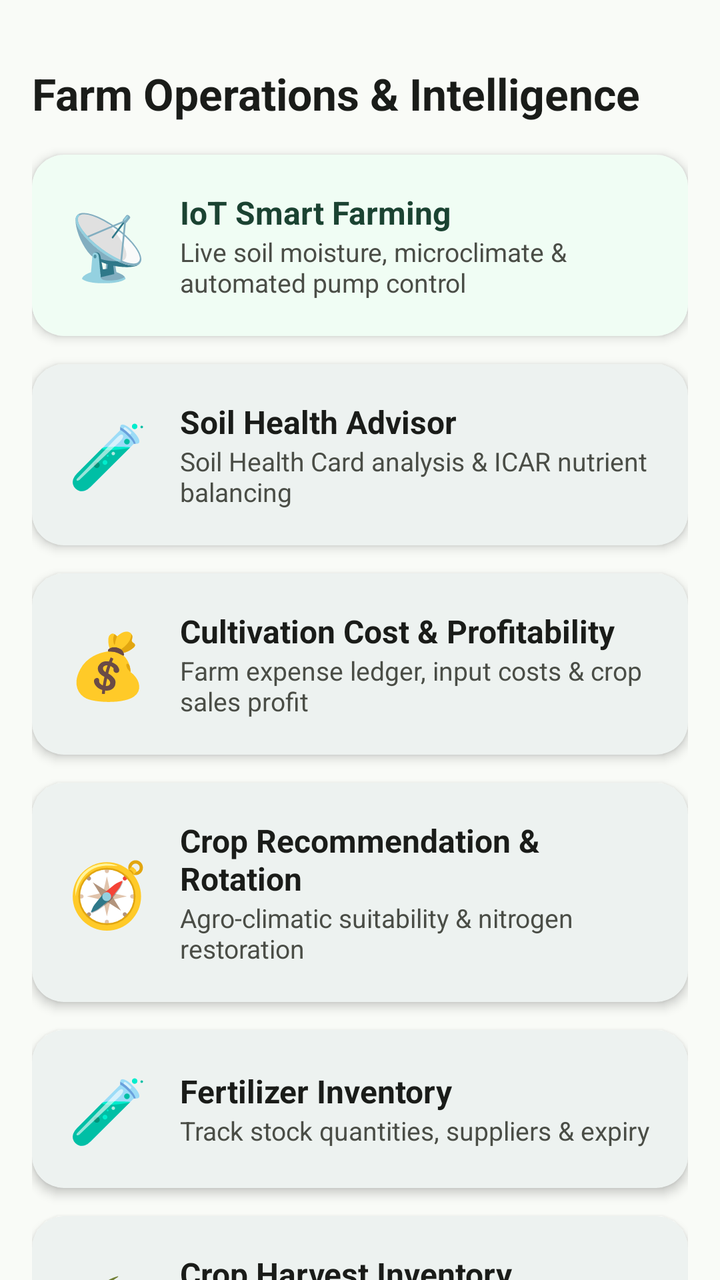
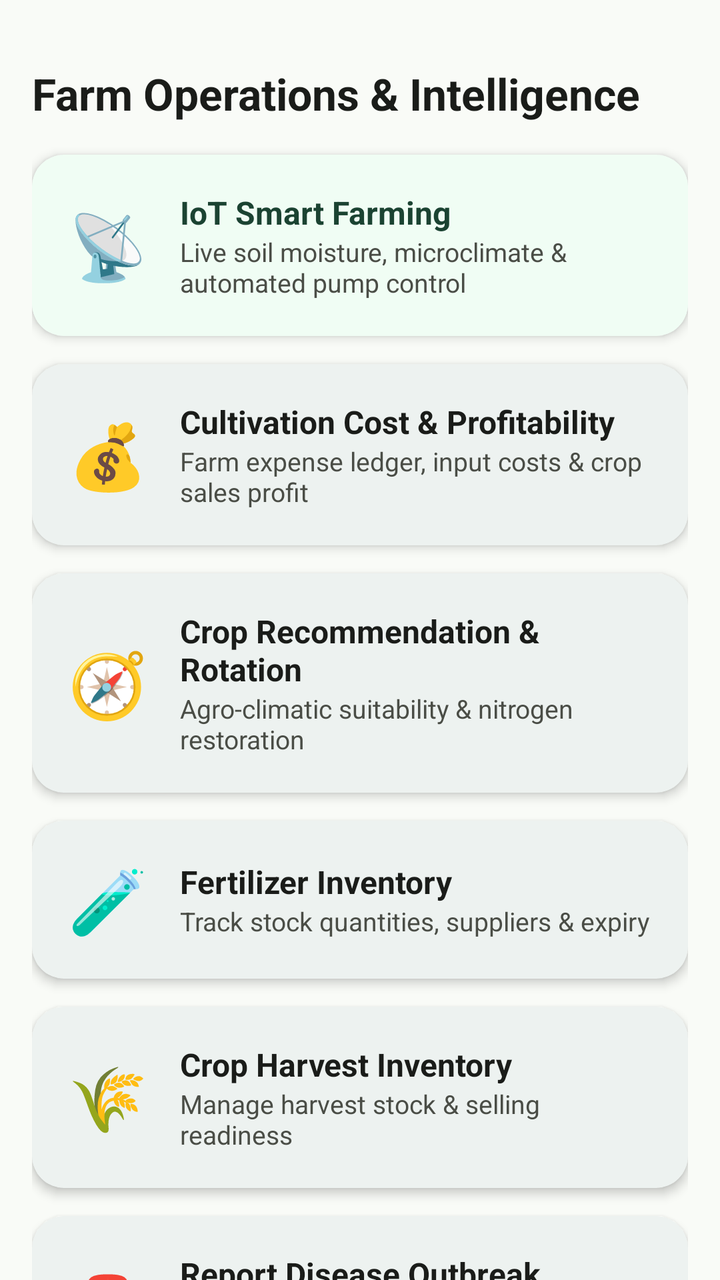

An Android layout rendered at two revisions. The XML below is the earlier revision; the diff shows what the commit changed to produce the second picture.
<!-- AndroidManifest.xml: application theme Theme.AgroSmart -->
<!-- res/layout/fragment_services.xml -->
<?xml version="1.0" encoding="utf-8"?>
<androidx.core.widget.NestedScrollView xmlns:android="http://schemas.android.com/apk/res/android"
    xmlns:app="http://schemas.android.com/apk/res-auto"
    android:layout_width="match_parent"
    android:layout_height="match_parent"
    android:background="@color/bg_warm_cream">

    <LinearLayout
        android:layout_width="match_parent"
        android:layout_height="wrap_content"
        android:orientation="vertical"
        android:padding="16dp"
        android:paddingBottom="32dp">

        <TextView
            android:layout_width="wrap_content"
            android:layout_height="wrap_content"
            android:layout_marginTop="16dp"
            android:layout_marginBottom="16dp"
            android:text="Farm Operations &amp; Intelligence"
            android:textColor="@color/text_primary"
            android:textSize="22sp"
            android:textStyle="bold" />

        
        <com.google.android.material.card.MaterialCardView
            android:id="@+id/cardIotService"
            style="@style/Widget.AgroSmart.Card"
            android:layout_width="match_parent"
            android:layout_height="wrap_content"
            android:layout_marginBottom="14dp"
            android:clickable="true"
            android:focusable="true">

            <LinearLayout
                android:layout_width="match_parent"
                android:layout_height="wrap_content"
                android:background="@drawable/bg_rounded_card"
                android:backgroundTint="#F0FDF4"
                android:gravity="center_vertical"
                android:orientation="horizontal"
                android:padding="18dp">

                <TextView
                    android:layout_width="wrap_content"
                    android:layout_height="wrap_content"
                    android:text="📡"
                    android:textSize="32sp" />

                <LinearLayout
                    android:layout_width="0dp"
                    android:layout_height="wrap_content"
                    android:layout_marginStart="16dp"
                    android:layout_weight="1"
                    android:orientation="vertical">

                    <TextView
                        android:layout_width="wrap_content"
                        android:layout_height="wrap_content"
                        android:text="@string/title_iot_dashboard"
                        android:textColor="@color/forest_green_dark"
                        android:textSize="16sp"
                        android:textStyle="bold" />

                    <TextView
                        android:layout_width="wrap_content"
                        android:layout_height="wrap_content"
                        android:text="Live soil moisture, microclimate &amp; automated pump control"
                        android:textColor="@color/text_secondary"
                        android:textSize="13sp" />
                </LinearLayout>
            </LinearLayout>
        </com.google.android.material.card.MaterialCardView>

        
        <com.google.android.material.card.MaterialCardView
            android:id="@+id/cardSoilHealthService"
            style="@style/Widget.AgroSmart.Card"
            android:layout_width="match_parent"
            android:layout_height="wrap_content"
            android:layout_marginBottom="14dp"
            android:clickable="true"
            android:focusable="true">

            <LinearLayout
                android:layout_width="match_parent"
                android:layout_height="wrap_content"
                android:gravity="center_vertical"
                android:orientation="horizontal"
                android:padding="18dp">

                <TextView
                    android:layout_width="wrap_content"
                    android:layout_height="wrap_content"
                    android:text="🧪"
                    android:textSize="32sp" />

                <LinearLayout
                    android:layout_width="0dp"
                    android:layout_height="wrap_content"
                    android:layout_marginStart="16dp"
                    android:layout_weight="1"
                    android:orientation="vertical">

                    <TextView
                        android:layout_width="wrap_content"
                        android:layout_height="wrap_content"
                        android:text="@string/soil_health_advisor"
                        android:textColor="@color/text_primary"
                        android:textSize="16sp"
                        android:textStyle="bold" />

                    <TextView
                        android:layout_width="wrap_content"
                        android:layout_height="wrap_content"
                        android:text="@string/soil_health_subtitle"
                        android:textColor="@color/text_secondary"
                        android:textSize="13sp" />
                </LinearLayout>
            </LinearLayout>
        </com.google.android.material.card.MaterialCardView>

        
        <com.google.android.material.card.MaterialCardView
            android:id="@+id/cardFarmExpensesService"
            style="@style/Widget.AgroSmart.Card"
            android:layout_width="match_parent"
            android:layout_height="wrap_content"
            android:layout_marginBottom="14dp"
            android:clickable="true"
            android:focusable="true">

            <LinearLayout
                android:layout_width="match_parent"
                android:layout_height="wrap_content"
                android:gravity="center_vertical"
                android:orientation="horizontal"
                android:padding="18dp">

                <TextView
                    android:layout_width="wrap_content"
                    android:layout_height="wrap_content"
                    android:text="💰"
                    android:textSize="32sp" />

                <LinearLayout
                    android:layout_width="0dp"
                    android:layout_height="wrap_content"
                    android:layout_marginStart="16dp"
                    android:layout_weight="1"
                    android:orientation="vertical">

                    <TextView
                        android:layout_width="wrap_content"
                        android:layout_height="wrap_content"
                        android:text="@string/farm_expenses"
                        android:textColor="@color/text_primary"
                        android:textSize="16sp"
                        android:textStyle="bold" />

                    <TextView
                        android:layout_width="wrap_content"
                        android:layout_height="wrap_content"
                        android:text="@string/farm_expenses_subtitle"
                        android:textColor="@color/text_secondary"
                        android:textSize="13sp" />
                </LinearLayout>
            </LinearLayout>
        </com.google.android.material.card.MaterialCardView>

        
        <com.google.android.material.card.MaterialCardView
            android:id="@+id/cardCropRecommendationService"
            style="@style/Widget.AgroSmart.Card"
            android:layout_width="match_parent"
            android:layout_height="wrap_content"
            android:layout_marginBottom="14dp"
            android:clickable="true"
            android:focusable="true">

            <LinearLayout
                android:layout_width="match_parent"
                android:layout_height="wrap_content"
                android:gravity="center_vertical"
                android:orientation="horizontal"
                android:padding="18dp">

                <TextView
                    android:layout_width="wrap_content"
                    android:layout_height="wrap_content"
                    android:text="🧭"
                    android:textSize="32sp" />

                <LinearLayout
                    android:layout_width="0dp"
                    android:layout_height="wrap_content"
                    android:layout_marginStart="16dp"
                    android:layout_weight="1"
                    android:orientation="vertical">

                    <TextView
                        android:layout_width="wrap_content"
                        android:layout_height="wrap_content"
                        android:text="@string/crop_recommendation"
                        android:textColor="@color/text_primary"
                        android:textSize="16sp"
                        android:textStyle="bold" />

                    <TextView
                        android:layout_width="wrap_content"
                        android:layout_height="wrap_content"
                        android:text="@string/crop_recommendation_subtitle"
                        android:textColor="@color/text_secondary"
                        android:textSize="13sp" />
                </LinearLayout>
            </LinearLayout>
        </com.google.android.material.card.MaterialCardView>

        
        <com.google.android.material.card.MaterialCardView
            android:id="@+id/cardFertilizerService"
            style="@style/Widget.AgroSmart.Card"
            android:layout_width="match_parent"
            android:layout_height="wrap_content"
            android:layout_marginBottom="14dp"
            android:clickable="true"
            android:focusable="true">

            <LinearLayout
                android:layout_width="match_parent"
                android:layout_height="wrap_content"
                android:gravity="center_vertical"
                android:orientation="horizontal"
                android:padding="18dp">

                <TextView
                    android:layout_width="wrap_content"
                    android:layout_height="wrap_content"
                    android:text="🧪"
                    android:textSize="32sp" />

                <LinearLayout
                    android:layout_width="0dp"
                    android:layout_height="wrap_content"
                    android:layout_marginStart="16dp"
                    android:layout_weight="1"
                    android:orientation="vertical">

                    <TextView
                        android:layout_width="wrap_content"
                        android:layout_height="wrap_content"
                        android:text="@string/fertilizer_inventory"
                        android:textColor="@color/text_primary"
                        android:textSize="16sp"
                        android:textStyle="bold" />

                    <TextView
                        android:layout_width="wrap_content"
                        android:layout_height="wrap_content"
                        android:text="Track stock quantities, suppliers &amp; expiry"
                        android:textColor="@color/text_secondary"
                        android:textSize="13sp" />
                </LinearLayout>
            </LinearLayout>
        </com.google.android.material.card.MaterialCardView>

        
        <com.google.android.material.card.MaterialCardView
            android:id="@+id/cardCropInventoryService"
            style="@style/Widget.AgroSmart.Card"
            android:layout_width="match_parent"
            android:layout_height="wrap_content"
            android:layout_marginBottom="14dp"
            android:clickable="true"
            android:focusable="true">

            <LinearLayout
                android:layout_width="match_parent"
                android:layout_height="wrap_content"
                android:gravity="center_vertical"
                android:orientation="horizontal"
                android:padding="18dp">

                <TextView
                    android:layout_width="wrap_content"
                    android:layout_height="wrap_content"
                    android:text="🌾"
                    android:textSize="32sp" />

                <LinearLayout
                    android:layout_width="0dp"
                    android:layout_height="wrap_content"
                    android:layout_marginStart="16dp"
                    android:layout_weight="1"
                    android:orientation="vertical">

                    <TextView
                        android:layout_width="wrap_content"
                        android:layout_height="wrap_content"
                        android:text="@string/crop_inventory"
                        android:textColor="@color/text_primary"
                        android:textSize="16sp"
                        android:textStyle="bold" />

                    <TextView
                        android:layout_width="wrap_content"
                        android:layout_height="wrap_content"
                        android:text="Manage harvest stock &amp; selling readiness"
                        android:textColor="@color/text_secondary"
                        android:textSize="13sp" />
                </LinearLayout>
            </LinearLayout>
        </com.google.android.material.card.MaterialCardView>

        
        <com.google.android.material.card.MaterialCardView
            android:id="@+id/cardReportDiseaseService"
            style="@style/Widget.AgroSmart.Card"
            android:layout_width="match_parent"
            android:layout_height="wrap_content"
            android:layout_marginBottom="14dp"
            android:clickable="true"
            android:focusable="true">

            <LinearLayout
                android:layout_width="match_parent"
                android:layout_height="wrap_content"
                android:gravity="center_vertical"
                android:orientation="horizontal"
                android:padding="18dp">

                <TextView
                    android:layout_width="wrap_content"
                    android:layout_height="wrap_content"
                    android:text="🚨"
                    android:textSize="32sp" />

                <LinearLayout
                    android:layout_width="0dp"
                    android:layout_height="wrap_content"
                    android:layout_marginStart="16dp"
                    android:layout_weight="1"
                    android:orientation="vertical">

                    <TextView
                        android:layout_width="wrap_content"
                        android:layout_height="wrap_content"
                        android:text="@string/report_disease"
                        android:textColor="@color/text_primary"
                        android:textSize="16sp"
                        android:textStyle="bold" />

                    <TextView
                        android:layout_width="wrap_content"
                        android:layout_height="wrap_content"
                        android:text="@string/report_disease_subtitle"
                        android:textColor="@color/text_secondary"
                        android:textSize="13sp" />
                </LinearLayout>
            </LinearLayout>
        </com.google.android.material.card.MaterialCardView>

        
        <com.google.android.material.card.MaterialCardView
            android:id="@+id/cardFeedbackService"
            style="@style/Widget.AgroSmart.Card"
            android:layout_width="match_parent"
            android:layout_height="wrap_content"
            android:layout_marginBottom="14dp"
            android:clickable="true"
            android:focusable="true">

            <LinearLayout
                android:layout_width="match_parent"
                android:layout_height="wrap_content"
                android:gravity="center_vertical"
                android:orientation="horizontal"
                android:padding="18dp">

                <TextView
                    android:layout_width="wrap_content"
                    android:layout_height="wrap_content"
                    android:text="⭐"
                    android:textSize="32sp" />

                <LinearLayout
                    android:layout_width="0dp"
                    android:layout_height="wrap_content"
                    android:layout_marginStart="16dp"
                    android:layout_weight="1"
                    android:orientation="vertical">

                    <TextView
                        android:layout_width="wrap_content"
                        android:layout_height="wrap_content"
                        android:text="@string/share_feedback"
                        android:textColor="@color/text_primary"
                        android:textSize="16sp"
                        android:textStyle="bold" />

                    <TextView
                        android:layout_width="wrap_content"
                        android:layout_height="wrap_content"
                        android:text="@string/share_feedback_subtitle"
                        android:textColor="@color/text_secondary"
                        android:textSize="13sp" />
                </LinearLayout>
            </LinearLayout>
        </com.google.android.material.card.MaterialCardView>

    </LinearLayout>
</androidx.core.widget.NestedScrollView>
<!-- resources referenced by this layout -->
<resources>
  <color name="bg_warm_cream">#F9FBF7</color>
  <color name="forest_green_dark">#1B4332</color>
  <color name="text_primary">#1A1C19</color>
  <color name="text_secondary">#4A4D46</color>
  <!-- drawable bg_rounded_card (drawable) -->
  <?xml version="1.0" encoding="utf-8"?>
  <shape xmlns:android="http://schemas.android.com/apk/res/android"
      android:shape="rectangle">
      <solid android:color="@color/bg_card_surface" />
      <corners android:radius="16dp" />
  </shape>
  <string name="crop_inventory">Crop Harvest Inventory</string>
  <string name="crop_recommendation">Crop Recommendation &amp; Rotation</string>
  <string name="crop_recommendation_subtitle">Agro-climatic suitability &amp; nitrogen restoration</string>
  <string name="farm_expenses">Cultivation Cost &amp; Profitability</string>
  <string name="farm_expenses_subtitle">Farm expense ledger, input costs &amp; crop sales profit</string>
  <string name="fertilizer_inventory">Fertilizer Inventory</string>
  <string name="report_disease">Report Disease Outbreak</string>
  <string name="report_disease_subtitle">Alert local agricultural officers and community</string>
  <string name="share_feedback">Share App Feedback</string>
  <string name="share_feedback_subtitle">Help us improve AgroSmart for Indian farmers</string>
  <string name="soil_health_advisor">Soil Health Advisor</string>
  <string name="soil_health_subtitle">Soil Health Card analysis &amp; ICAR nutrient balancing</string>
  <string name="title_iot_dashboard">IoT Smart Farming</string>
  <style name="Widget.AgroSmart.Card" parent="Widget.Material3.CardView.Elevated">
          <item name="cardCornerRadius">16dp</item>
          <item name="cardElevation">3dp</item>
          <item name="strokeWidth">0dp</item>
          <item name="cardBackgroundColor">@color/bg_card_surface</item>
      </style>
  <style name="Theme.AgroSmart" parent="Theme.Material3.DayNight.NoActionBar">
          
          <item name="colorPrimary">@color/forest_green_primary</item>
          <item name="colorPrimaryVariant">@color/forest_green_dark</item>
          <item name="colorOnPrimary">@color/white</item>
          <item name="colorSecondary">@color/leaf_green</item>
          <item name="colorSecondaryVariant">@color/forest_green_light</item>
          <item name="colorOnSecondary">@color/white</item>
  
          
          <item name="android:windowBackground">@color/bg_warm_cream</item>
          <item name="colorSurface">@color/bg_card_surface</item>
          <item name="colorOnSurface">@color/text_primary</item>
  
          
          <item name="android:statusBarColor">@color/forest_green_dark</item>
          <item name="android:windowLightStatusBar">false</item>
          <item name="android:navigationBarColor">@color/white</item>
          <item name="android:windowLightNavigationBar">true</item>
      </style>
  <color name="bg_card_surface">#FFFFFF</color>
  <color name="forest_green_primary">#2D6A4F</color>
  <color name="white">#FFFFFF</color>
  <color name="leaf_green">#52B788</color>
  <color name="forest_green_light">#40916C</color>
</resources>

<!-- the commit's change to res/layout/fragment_services.xml (unified diff, before → after) -->
@@ -74,54 +74,6 @@
 
         
         <com.google.android.material.card.MaterialCardView
-            android:id="@+id/cardSoilHealthService"
-            style="@style/Widget.AgroSmart.Card"
-            android:layout_width="match_parent"
-            android:layout_height="wrap_content"
-            android:layout_marginBottom="14dp"
-            android:clickable="true"
-            android:focusable="true">
-
-            <LinearLayout
-                android:layout_width="match_parent"
-                android:layout_height="wrap_content"
-                android:gravity="center_vertical"
-                android:orientation="horizontal"
-                android:padding="18dp">
-
-                <TextView
-                    android:layout_width="wrap_content"
-                    android:layout_height="wrap_content"
-                    android:text="🧪"
-                    android:textSize="32sp" />
-
-                <LinearLayout
-                    android:layout_width="0dp"
-                    android:layout_height="wrap_content"
-                    android:layout_marginStart="16dp"
-                    android:layout_weight="1"
-                    android:orientation="vertical">
-
-                    <TextView
-                        android:layout_width="wrap_content"
-                        android:layout_height="wrap_content"
-                        android:text="@string/soil_health_advisor"
-                        android:textColor="@color/text_primary"
-                        android:textSize="16sp"
-                        android:textStyle="bold" />
-
-                    <TextView
-                        android:layout_width="wrap_content"
-                        android:layout_height="wrap_content"
-                        android:text="@string/soil_health_subtitle"
-                        android:textColor="@color/text_secondary"
-                        android:textSize="13sp" />
-                </LinearLayout>
-            </LinearLayout>
-        </com.google.android.material.card.MaterialCardView>
-
-        
-        <com.google.android.material.card.MaterialCardView
             android:id="@+id/cardFarmExpensesService"
             style="@style/Widget.AgroSmart.Card"
             android:layout_width="match_parent"
<!-- resource entries referenced after the edit -->
@@ -21,8 +21,6 @@
   <string name="report_disease_subtitle">Alert local agricultural officers and community</string>
   <string name="share_feedback">Share App Feedback</string>
   <string name="share_feedback_subtitle">Help us improve AgroSmart for Indian farmers</string>
-  <string name="soil_health_advisor">Soil Health Advisor</string>
-  <string name="soil_health_subtitle">Soil Health Card analysis &amp; ICAR nutrient balancing</string>
   <string name="title_iot_dashboard">IoT Smart Farming</string>
   <style name="Widget.AgroSmart.Card" parent="Widget.Material3.CardView.Elevated">
           <item name="cardCornerRadius">16dp</item>
